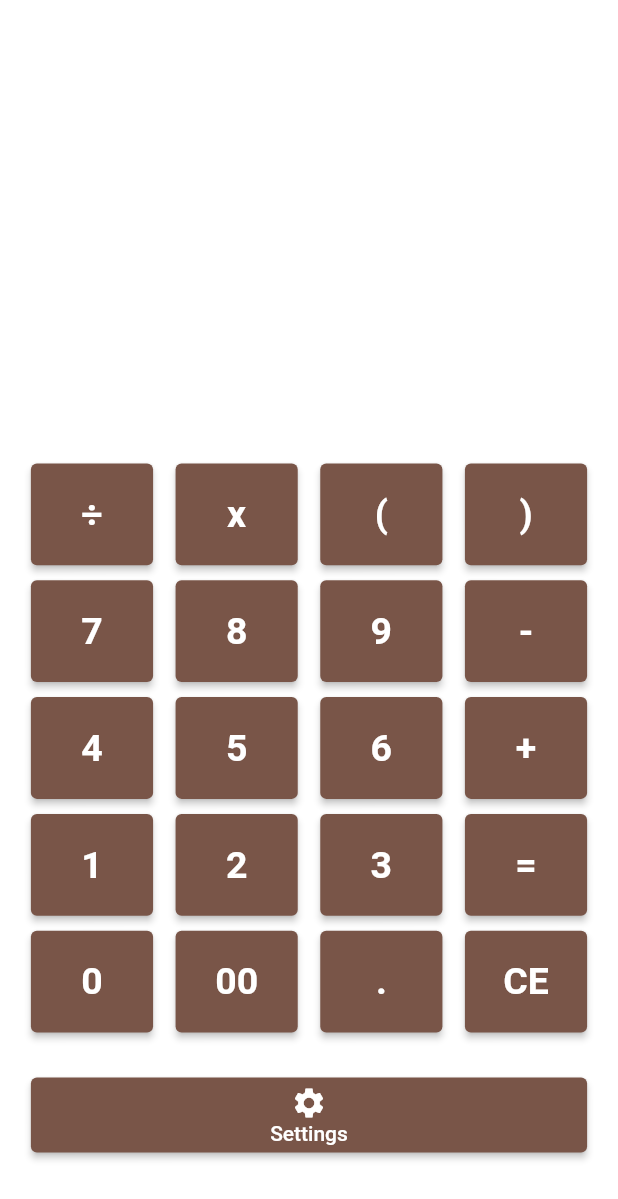
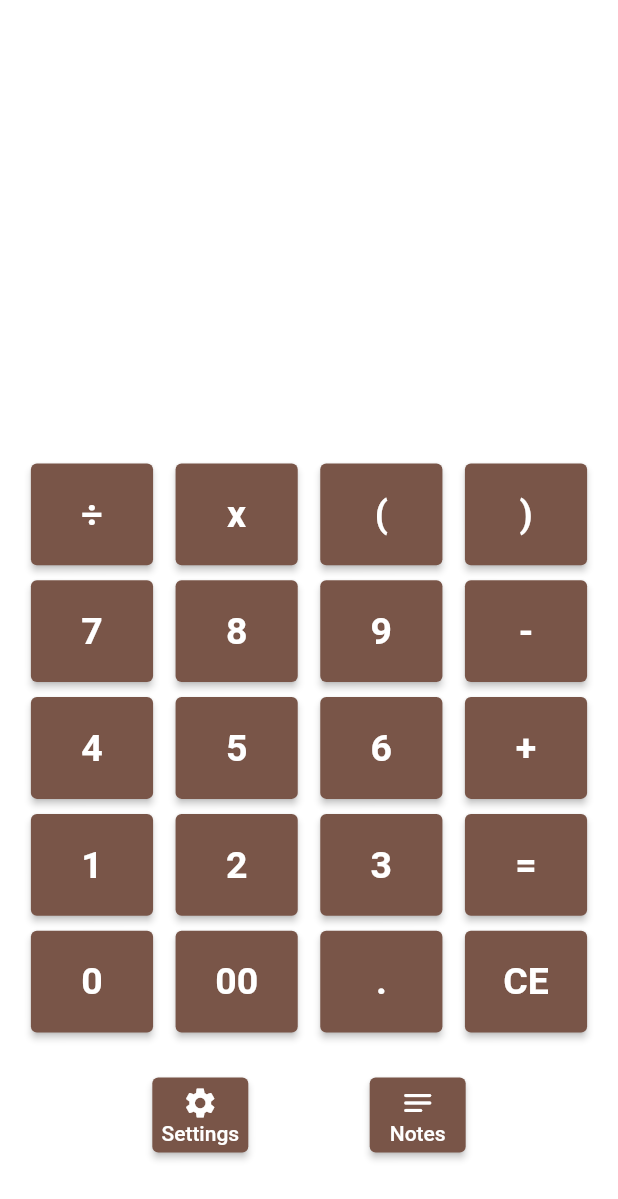
Before and after one commit to Kara-Zor-El/Flutter-Learning, a Flutter app: the screen it shows after launch, on a phone screen of 412 x 824 dp. Shown: the top 1199 px of the screen. Run offline on Flutter 3.47's test engine with Material 2 defaults, Android fonts, the phone set to English and light mode, and no system bars.

Commit message:
Added notes route

```diff
--- a/calculator_app/lib/calculator.dart
+++ b/calculator_app/lib/calculator.dart
@@ -289,12 +289,16 @@ class _CalculatorState extends State<Calculator> {
         ),
         FractionallySizedBox(
           widthFactor: 0.9,
-          child: ElevatedButton(
+          child: Row(
+            mainAxisAlignment: MainAxisAlignment.spaceEvenly,
+            children: [
+              ElevatedButton(
                 onPressed: () => Navigator.of(context)
                     .pushNamed('/settings')
                     .then((value) => setState(() {})),
                 style: ElevatedButton.styleFrom(
-                backgroundColor: buttonColor, padding: const EdgeInsets.all(5)),
+                    backgroundColor: buttonColor,
+                    padding: const EdgeInsets.all(5)),
                 child: Column(
                   children: [
                     Icon(
@@ -305,6 +309,25 @@ class _CalculatorState extends State<Calculator> {
                   ],
                 ),
               ),
+              ElevatedButton(
+                onPressed: () => Navigator.of(context)
+                    .pushNamed('/notes')
+                    .then((value) => setState(() {})),
+                style: ElevatedButton.styleFrom(
+                    backgroundColor: buttonColor,
+                    padding: const EdgeInsets.all(5)),
+                child: Column(
+                  children: [
+                    Icon(
+                      color: textColor,
+                      Icons.notes_rounded,
+                    ),
+                    Text("Notes", style: TextStyle(color: textColor)),
+                  ],
+                ),
+              ),
+            ],
+          ),
         )
       ],
     );
--- a/calculator_app/lib/main.dart
+++ b/calculator_app/lib/main.dart
@@ -1,6 +1,7 @@
 import 'package:flutter/material.dart';
 import './calculator.dart';
 import './settings.dart';
+import 'notes.dart';
 
 void main() {
   runApp(const MyApp());
@@ -17,6 +18,7 @@ class MyApp extends StatelessWidget {
       home: const MyCalculatorApp(),
       routes: <String, WidgetBuilder>{
         '/settings': (BuildContext context) => const Settings(),
+        '/notes': (BuildContext context) => const Notes(),
       },
     );
   }
```
Also changed, not shown: calculator_app/lib/notes.dart (added, +46 -0 lines), calculator_app/lib/settings.dart (+7 -6 lines). Lines whose indentation alone changed are shown as unchanged.
